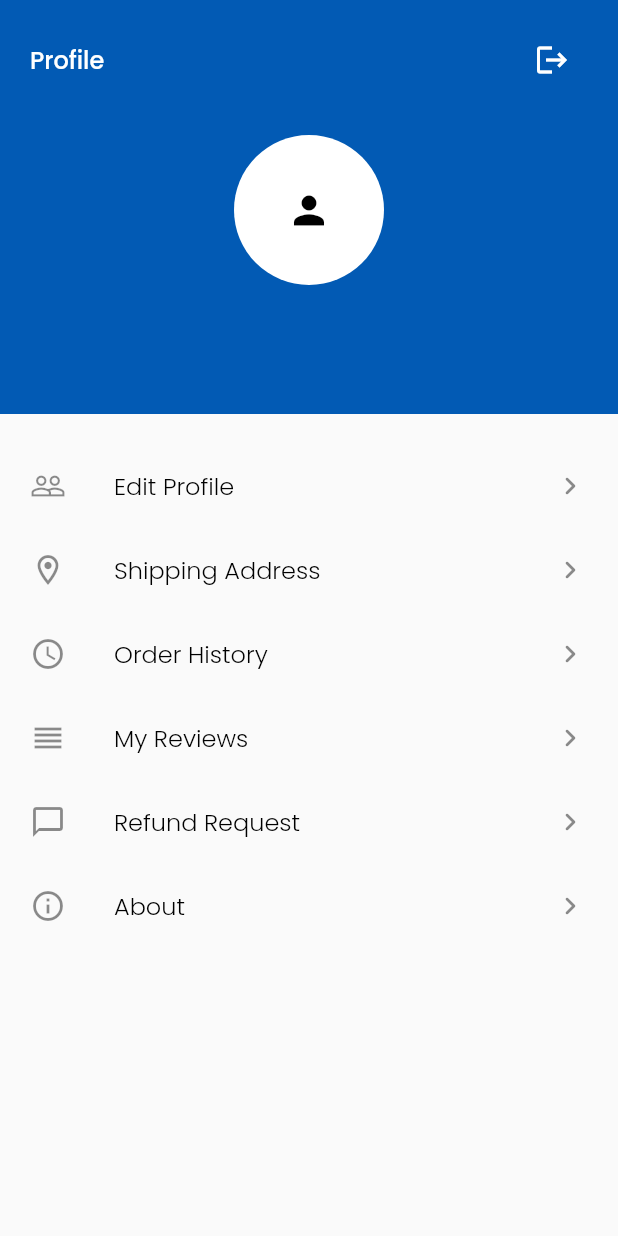
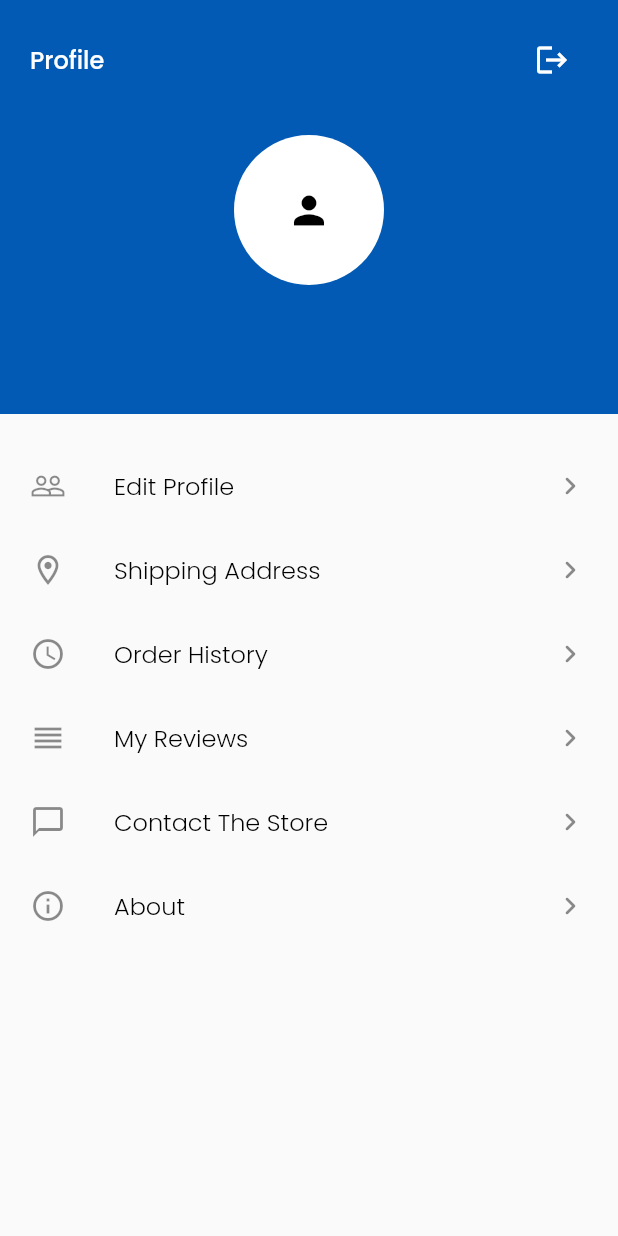
Before and after one commit to dillaasya/surya_mart_user, a Flutter app: the ProfilePage screen opened directly, on a phone screen of 412 x 824 dp. Run offline on Flutter 3.47's test engine with Material 2 defaults, Android fonts, the light colour scheme and no system bars; our stand-ins replace badges, cloud_firestore, expandable_text, firebase_auth, firebase_core, firebase_storage and 7 more; accounts and stored records are empty; statements that could not run were skipped.

Commit message:
rename menu

```diff
--- a/lib/presentation/page/profile_page.dart
+++ b/lib/presentation/page/profile_page.dart
@@ -262,7 +262,7 @@ class _ProfilePageState extends State<ProfilePage> {
           ListTile(
             leading: const Icon(Icons.chat_bubble_outline),
             title: Text(
-              'Refund Request',
+              'Contact The Store',
               style: GoogleFonts.poppins(
                 fontWeight: FontWeight.w300,
                 color: Colors.black,
```
